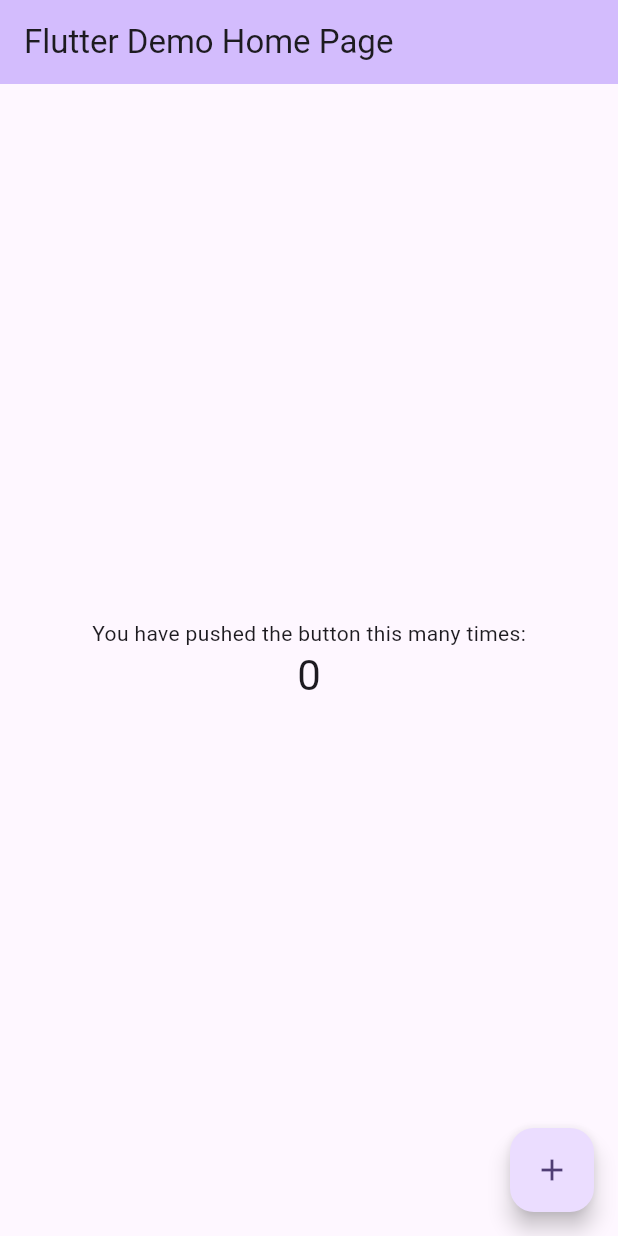
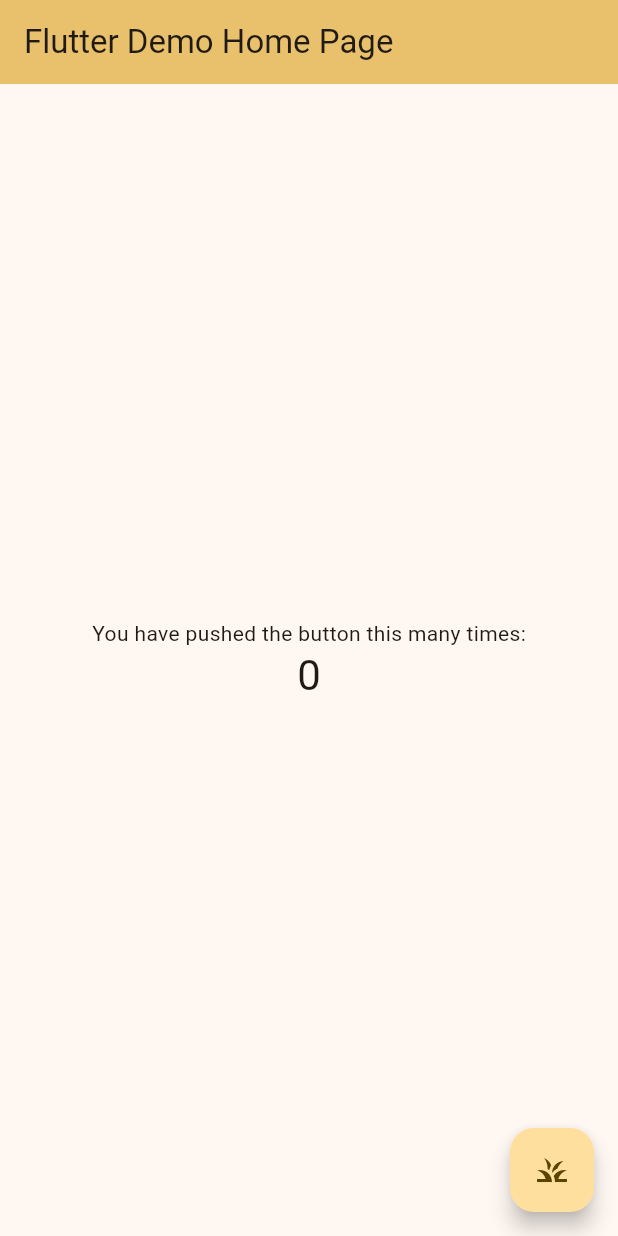
Before and after one commit to Gurinderp/task_manager, a Flutter app: the screen it shows after launch, on a phone screen of 412 x 824 dp. Run offline on Flutter 3.47's test engine with Material 3 defaults, Android fonts, the phone set to English and light mode, and no system bars.

Commit message:
cleaned main.dart // separated into HomePage.dart

```diff
--- a/lib/main.dart
+++ b/lib/main.dart
@@ -1,122 +1,31 @@
 import 'package:flutter/material.dart';
+import 'package:flutter/services.dart';
 
+import 'package:task_manager/views/HomePage.dart';
+
+// Main Function -- entry point
 void main() {
-  runApp(const MyApp());
+  runApp(const TaskApp());
 }
 
-class MyApp extends StatelessWidget {
-  const MyApp({super.key});
+class TaskApp extends StatelessWidget {
+  const TaskApp({super.key});
 
   // This widget is the root of your application.
   @override
   Widget build(BuildContext context) {
+    SystemChrome.setSystemUIOverlayStyle(
+      const SystemUiOverlayStyle(
+        statusBarColor: Colors.transparent,
+        statusBarIconBrightness: Brightness.dark,
+      ),
+    );
     return MaterialApp(
       title: 'Flutter Demo',
       theme: ThemeData(
-        // This is the theme of your application.
-        //
-        // TRY THIS: Try running your application with "flutter run". You'll see
-        // the application has a purple toolbar. Then, without quitting the app,
-        // try changing the seedColor in the colorScheme below to Colors.green
-        // and then invoke "hot reload" (save your changes or press the "hot
-        // reload" button in a Flutter-supported IDE, or press "r" if you used
-        // the command line to start the app).
-        //
-        // Notice that the counter didn't reset back to zero; the application
-        // state is not lost during the reload. To reset the state, use hot
-        // restart instead.
-        //
-        // This works for code too, not just values: Most code changes can be
-        // tested with just a hot reload.
-        colorScheme: ColorScheme.fromSeed(seedColor: Colors.deepPurple),
+        colorScheme: ColorScheme.fromSeed(seedColor: Colors.amber),
       ),
       home: const MyHomePage(title: 'Flutter Demo Home Page'),
     );
   }
 }
-
-class MyHomePage extends StatefulWidget {
-  const MyHomePage({super.key, required this.title});
-
-  // This widget is the home page of your application. It is stateful, meaning
-  // that it has a State object (defined below) that contains fields that affect
-  // how it looks.
-
-  // This class is the configuration for the state. It holds the values (in this
-  // case the title) provided by the parent (in this case the App widget) and
-  // used by the build method of the State. Fields in a Widget subclass are
-  // always marked "final".
-
-  final String title;
-
-  @override
-  State<MyHomePage> createState() => _MyHomePageState();
-}
-
-class _MyHomePageState extends State<MyHomePage> {
-  int _counter = 0;
-
-  void _incrementCounter() {
-    setState(() {
-      // This call to setState tells the Flutter framework that something has
-      // changed in this State, which causes it to rerun the build method below
-      // so that the display can reflect the updated values. If we changed
-      // _counter without calling setState(), then the build method would not be
-      // called again, and so nothing would appear to happen.
-      _counter++;
-    });
-  }
-
-  @override
-  Widget build(BuildContext context) {
-    // This method is rerun every time setState is called, for instance as done
-    // by the _incrementCounter method above.
-    //
-    // The Flutter framework has been optimized to make rerunning build methods
-    // fast, so that you can just rebuild anything that needs updating rather
-    // than having to individually change instances of widgets.
-    return Scaffold(
-      appBar: AppBar(
-        // TRY THIS: Try changing the color here to a specific color (to
-        // Colors.amber, perhaps?) and trigger a hot reload to see the AppBar
-        // change color while the other colors stay the same.
-        backgroundColor: Theme.of(context).colorScheme.inversePrimary,
-        // Here we take the value from the MyHomePage object that was created by
-        // the App.build method, and use it to set our appbar title.
-        title: Text(widget.title),
-      ),
-      body: Center(
-        // Center is a layout widget. It takes a single child and positions it
-        // in the middle of the parent.
-        child: Column(
-          // Column is also a layout widget. It takes a list of children and
-          // arranges them vertically. By default, it sizes itself to fit its
-          // children horizontally, and tries to be as tall as its parent.
-          //
-          // Column has various properties to control how it sizes itself and
-          // how it positions its children. Here we use mainAxisAlignment to
-          // center the children vertically; the main axis here is the vertical
-          // axis because Columns are vertical (the cross axis would be
-          // horizontal).
-          //
-          // TRY THIS: Invoke "debug painting" (choose the "Toggle Debug Paint"
-          // action in the IDE, or press "p" in the console), to see the
-          // wireframe for each widget.
-          mainAxisAlignment: MainAxisAlignment.center,
-          children: <Widget>[
-            const Text('You have pushed the button this many times:'),
-            Text(
-              '$_counter',
-              style: Theme.of(context).textTheme.headlineMedium,
-            ),
-          ],
-        ),
-      ),
-      floatingActionButton: FloatingActionButton(
-        onPressed: _incrementCounter,
-        tooltip: 'Increment',
-        child: const Icon(Icons.add),
-      ), // This trailing comma makes auto-formatting nicer for build methods.
-    );
-  }
-}
--- /dev/null
+++ b/lib/views/HomePage.dart
@@ -0,0 +1,47 @@
+import 'package:flutter/material.dart';
+
+class MyHomePage extends StatefulWidget {
+  const MyHomePage({super.key, required this.title});
+
+  final String title;
+
+  @override
+  State<MyHomePage> createState() => _MyHomePageState();
+}
+
+class _MyHomePageState extends State<MyHomePage> {
+  String _initial = "0";
+
+  void _incrementCounter() {
+    setState(() {
+      _initial = "Hello World!";
+    });
+  }
+
+  @override
+  Widget build(BuildContext context) {
+    return Scaffold(
+      appBar: AppBar(
+        backgroundColor: Theme.of(context).colorScheme.inversePrimary,
+        title: Text(widget.title),
+      ),
+      body: Center(
+        child: Column(
+          mainAxisAlignment: MainAxisAlignment.center,
+          children: <Widget>[
+            const Text('You have pushed the button this many times:'),
+            Text(
+              '$_initial',
+              style: Theme.of(context).textTheme.headlineMedium,
+            ),
+          ],
+        ),
+      ),
+      floatingActionButton: FloatingActionButton(
+        onPressed: _incrementCounter,
+        tooltip: 'Increment',
+        child: const Icon(Icons.grass),
+      ),
+    );
+  }
+}
```
Also changed, not shown: 3 other files.
